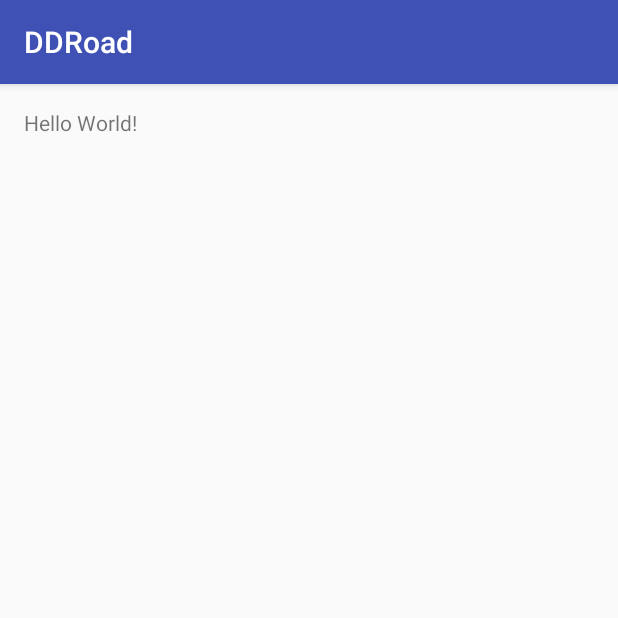
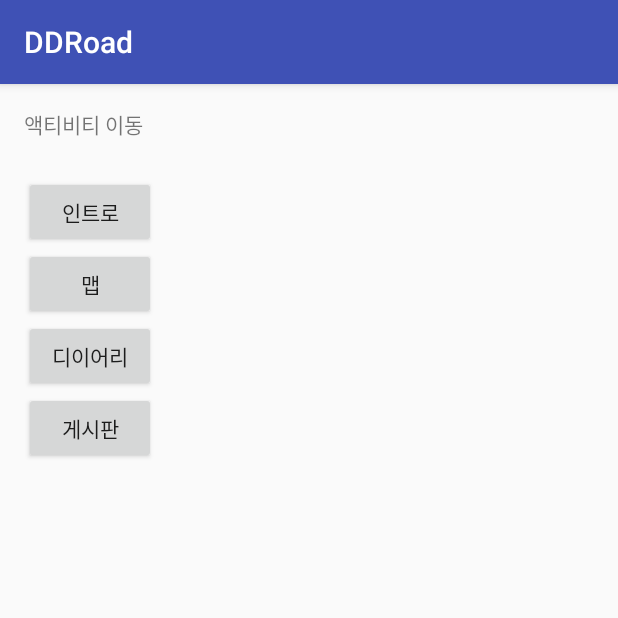
Before and after one commit to duswlsl/DDRoad, an Android app: the screen it shows after launch (MainActivity), on a phone screen of 412 x 824 dp, the top half of it. Run offline under Robolectric (Android 15) with nearby library versions, the phone set to English and light mode, and no system bars.

Commit message:
버튼 추가및 인트로 액티비티 추가

```diff
--- a/app/src/main/java/com/seoul/ddroad/MainActivity.java
+++ b/app/src/main/java/com/seoul/ddroad/MainActivity.java
@@ -1,7 +1,12 @@
 package com.seoul.ddroad;
 
+import android.content.Intent;
 import android.support.v7.app.AppCompatActivity;
 import android.os.Bundle;
+import android.view.View;
+import android.widget.Button;
+
+import com.seoul.ddroad.intro.IntroActivity;
 
 public class MainActivity extends AppCompatActivity {
 
@@ -11,5 +16,17 @@ public class MainActivity extends AppCompatActivity {
 
         //메인
         setContentView(R.layout.activity_main);
+
+        Button b = (Button)findViewById(R.id.button1);
+        b.setOnClickListener(new View.OnClickListener() {
+            @Override
+            public void onClick(View view) {
+                Intent intent = new Intent(
+                        getApplicationContext(), // 현재 화면의 제어권자
+                        IntroActivity.class); // 다음 넘어갈 클래스 지정
+                startActivity(intent); // 다음 화면으로 넘어간다
+            }
+        });
+
     }
 }
--- a/app/src/main/res/layout/activity_main.xml
+++ b/app/src/main/res/layout/activity_main.xml
@@ -1,6 +1,7 @@
 <?xml version="1.0" encoding="utf-8"?>
 <RelativeLayout xmlns:android="http://schemas.android.com/apk/res/android"
     xmlns:tools="http://schemas.android.com/tools"
+    android:id="@+id/mainLayout"
     android:layout_width="match_parent"
     android:layout_height="match_parent"
     android:paddingBottom="@dimen/activity_vertical_margin"
@@ -10,7 +11,43 @@
     tools:context="com.seoul.ddroad.MainActivity">
 
     <TextView
+        android:id="@+id/textView"
         android:layout_width="wrap_content"
         android:layout_height="wrap_content"
-        android:text="Hello World!" />
+        android:layout_alignParentStart="true"
+        android:layout_alignParentTop="true"
+        android:text="액티비티 이동" />
+
+    <Button
+        android:id="@+id/button1"
+        android:layout_width="wrap_content"
+        android:layout_height="wrap_content"
+        android:layout_alignParentStart="true"
+        android:layout_alignParentTop="true"
+        android:layout_marginTop="45dp"
+        android:text="인트로" />
+
+    <Button
+        android:id="@+id/button2"
+        android:layout_width="wrap_content"
+        android:layout_height="wrap_content"
+        android:layout_alignStart="@+id/textView"
+        android:layout_below="@+id/button1"
+        android:text="맵" />
+
+    <Button
+        android:id="@+id/button3"
+        android:layout_width="wrap_content"
+        android:layout_height="wrap_content"
+        android:layout_alignStart="@+id/textView"
+        android:layout_below="@+id/button2"
+        android:text="디이어리" />
+
+    <Button
+        android:id="@+id/button4"
+        android:layout_width="wrap_content"
+        android:layout_height="wrap_content"
+        android:layout_alignStart="@+id/textView"
+        android:layout_below="@+id/button3"
+        android:text="게시판" />
 </RelativeLayout>
--- a/app/src/main/res/values/strings.xml
+++ b/app/src/main/res/values/strings.xml
@@ -1,3 +1,4 @@
 <resources>
     <string name="app_name">DDRoad</string>
+    <string name="activiy_name">액티비티 이동</string>
 </resources>
```
Also changed, not shown: app/build.gradle (+10 -7 lines), app/src/main/java/com/seoul/ddroad/intro/IntroActivity.java (+13 -1 lines), app/src/main/res/layout/activity_intro.xml (added, +15 -0 lines), build.gradle (+8 -1 lines), gradle/wrapper/gradle-wrapper.properties.
